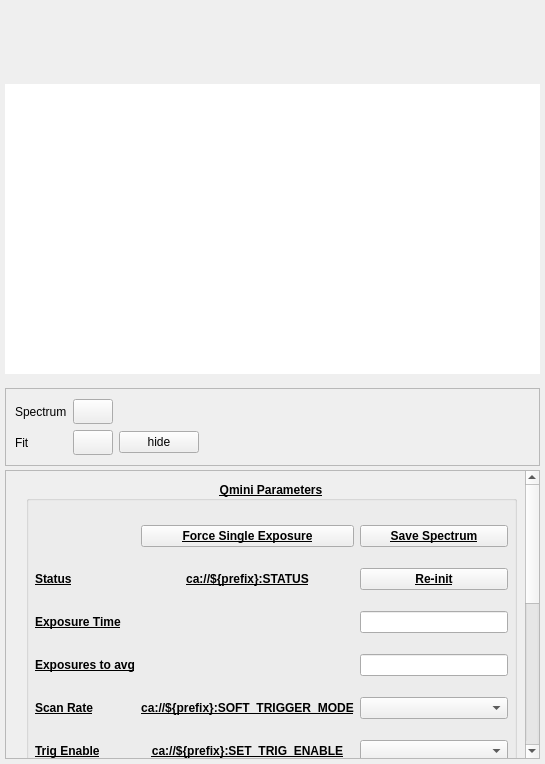
First picture: the form in pcdsdevices/ui/QminiSpectrometer.embedded.ui, repository pcdshub/pcdsdevices, before the edit.
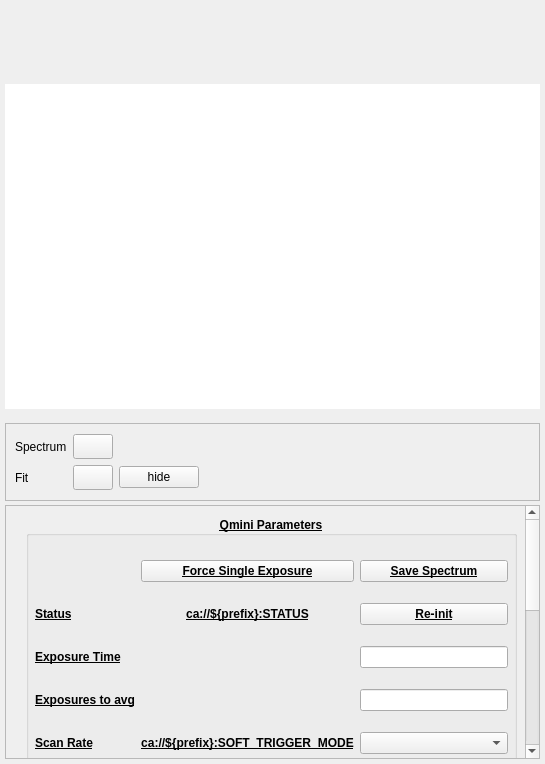
Second picture: the form after the edit. Custom widgets are drawn as their Qt base class.

Commit message: MNT: more size policy edits to QminiSpectrometers

The edit to the form file:
```diff
--- a/pcdsdevices/ui/QminiSpectrometer.embedded.ui
+++ b/pcdsdevices/ui/QminiSpectrometer.embedded.ui
@@ -78,15 +78,15 @@
    <item>
     <widget class="PyDMWaveformPlot" name="plot">
      <property name="sizePolicy">
-      <sizepolicy hsizetype="Preferred" vsizetype="MinimumExpanding">
+      <sizepolicy hsizetype="Minimum" vsizetype="MinimumExpanding">
        <horstretch>0</horstretch>
        <verstretch>0</verstretch>
       </sizepolicy>
      </property>
      <property name="minimumSize">
       <size>
-       <width>250</width>
-       <height>250</height>
+       <width>535</width>
+       <height>325</height>
       </size>
      </property>
      <property name="font">
@@ -241,7 +241,7 @@
    <item>
     <widget class="QFrame" name="graph_tools">
      <property name="sizePolicy">
-      <sizepolicy hsizetype="Fixed" vsizetype="Fixed">
+      <sizepolicy hsizetype="Minimum" vsizetype="Fixed">
        <horstretch>0</horstretch>
        <verstretch>0</verstretch>
       </sizepolicy>
@@ -341,14 +341,14 @@
    <item>
     <widget class="QScrollArea" name="panel_scroll_area">
      <property name="sizePolicy">
-      <sizepolicy hsizetype="Expanding" vsizetype="MinimumExpanding">
+      <sizepolicy hsizetype="Minimum" vsizetype="MinimumExpanding">
        <horstretch>0</horstretch>
        <verstretch>0</verstretch>
       </sizepolicy>
      </property>
      <property name="minimumSize">
       <size>
-       <width>0</width>
+       <width>535</width>
        <height>250</height>
       </size>
      </property>
@@ -405,7 +405,7 @@
           </property>
           <property name="minimumSize">
            <size>
-            <width>150</width>
+            <width>300</width>
             <height>300</height>
            </size>
           </property>
```
Left out of the diff: 2 changed lines with no effect on the pictures. The commit also changes 1 other file.
